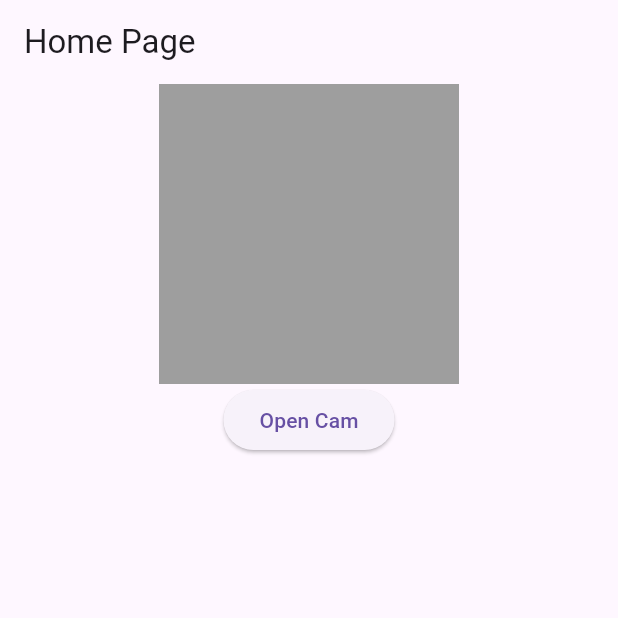
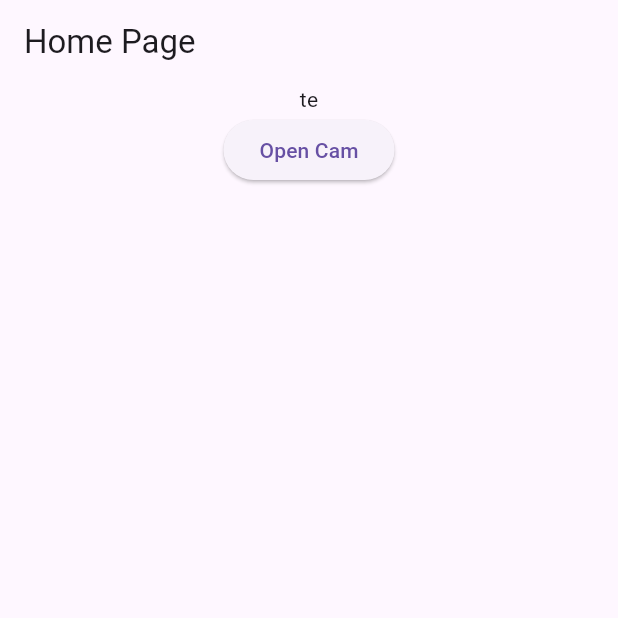
Before and after one commit to itsnang/Smart-Cam-Flutter, a Flutter app: the screen it shows after launch, after a tap on "Open Cam", on a phone screen of 412 x 824 dp, the top half of it. Run offline on Flutter 3.47's test engine with Material 3 defaults, Android fonts, the phone set to English and light mode, and no system bars; our stand-ins replace bloc, equatable, flutter_bloc, go_router, image_picker; missing offline and left inert: teledart.

Commit message:
feat: implement simple state in home page

```diff
--- /dev/null
+++ b/lib/app/enum/state_status_enum.dart
@@ -0,0 +1,17 @@
+enum StateStatus {
+  initial,
+  loading,
+  success,
+  failure,
+  notFound,
+  empty,
+}
+
+extension StateStatusX on StateStatus {
+  bool get isInitial => this == StateStatus.initial;
+  bool get isLoading => this == StateStatus.loading;
+  bool get isSuccess => this == StateStatus.success;
+  bool get isFailure => this == StateStatus.failure;
+  bool get isNotFound => this == StateStatus.notFound;
+  bool get isEmpty => this == StateStatus.empty;
+}
--- /dev/null
+++ b/lib/app_bloc/cubit/send_message_cubit.dart
@@ -0,0 +1,24 @@
+import 'dart:io';
+
+import 'package:bloc/bloc.dart';
+import 'package:equatable/equatable.dart';
+import 'package:update_her/app/enum/state_status_enum.dart';
+
+import 'package:update_her/app/services/telegram_init.dart';
+
+part 'send_message_state.dart';
+
+class SendMessageCubit extends Cubit<SendMessageState> {
+  SendMessageCubit() : super(const SendMessageState.init());
+
+  Future<void> pickImage({required String filePath}) async {
+    emit(const SendMessageState.loading());
+    emit(SendMessageState.pickImage(filePath: filePath));
+  }
+
+  Future<void> sendImage({File? photo}) async {
+    emit(const SendMessageState.loading());
+    BaseTelegramService.instance.sendPhoto(chatId: '', photo: photo!);
+    emit(SendMessageState.sendImage());
+  }
+}
--- /dev/null
+++ b/lib/app_bloc/cubit/send_message_state.dart
@@ -0,0 +1,29 @@
+part of 'send_message_cubit.dart';
+
+class SendMessageState extends Equatable {
+  const SendMessageState.loading() : this._(status: StateStatus.loading);
+
+  const SendMessageState.pickImage({
+    String? filePath,
+  }) : this._(
+          status: StateStatus.success,
+          filePath: filePath,
+        );
+
+  const SendMessageState.fail() : this._(status: StateStatus.failure);
+
+  const SendMessageState.init() : this._(status: StateStatus.empty);
+
+  const SendMessageState._({
+    this.status = StateStatus.initial,
+    this.filePath = '',
+  });
+
+  const SendMessageState.sendImage() : this._(status: StateStatus.success);
+
+  final StateStatus status;
+  final String? filePath;
+
+  @override
+  List<Object?> get props => [status];
+}
--- a/lib/main.dart
+++ b/lib/main.dart
@@ -1,8 +1,13 @@
 import 'package:flutter/material.dart';
 import 'package:flutter_bloc/flutter_bloc.dart';
+import 'package:update_her/app/services/telegram_init.dart';
+import 'package:update_her/app/services/telegram_service.dart';
 import 'package:update_her/app/view/app.dart';
 
-void main() {
+import 'app_bloc/cubit/send_message_cubit.dart';
+
+void main() async {
+  await BaseTelegramService.instance.initSdk();
   runApp(const MyApp());
 }
 
@@ -16,7 +21,7 @@ class MyApp extends StatelessWidget {
       title: 'Flutter Demo',
       theme: ThemeCubit().state,
       home: BlocProvider(
-        create: (context) => ThemeCubit(),
+        create: (context) => SendMessageCubit(),
         child: const StartPage(),
       ),
     );
--- a/lib/pages/home/home_page.dart
+++ b/lib/pages/home/home_page.dart
@@ -2,10 +2,13 @@ import 'dart:async';
 import 'dart:developer';
 import 'dart:io';
 
-import 'package:camera/camera.dart';
 import 'package:flutter/material.dart';
+import 'package:flutter_bloc/flutter_bloc.dart';
 import 'package:image_picker/image_picker.dart';
+import 'package:update_her/app/enum/state_status_enum.dart';
+import 'package:update_her/app/services/telegram_init.dart';
 import 'package:update_her/app/utils/my_image_picker.dart';
+import 'package:update_her/app_bloc/cubit/send_message_cubit.dart';
 
 class HomePage extends StatefulWidget {
   const HomePage({super.key});
@@ -15,7 +18,10 @@ class HomePage extends StatefulWidget {
 }
 
 class _HomePageState extends State<HomePage> {
-  String? _image;
+  @override
+  void initState() {
+    super.initState();
+  }
 
   @override
   Widget build(BuildContext context) {
@@ -26,24 +32,34 @@ class _HomePageState extends State<HomePage> {
       body: Center(
         child: Column(
           children: [
-            _image != null
-                ? Image.file(
-                    File(_image!),
-                    width: 200,
-                    height: 200,
-                  )
-                : Container(
-                    width: 200,
-                    height: 200,
-                    color: Colors.grey,
-                  ),
+            BlocBuilder<SendMessageCubit, SendMessageState>(
+                builder: (ctx, state) {
+              if (state.status.isSuccess) {
+                return Column(
+                  children: [
+                    Image.file(File(state.filePath!), width: 400, height: 400),
+                    ElevatedButton(
+                      onPressed: () {
+                        BaseTelegramService.instance.sendPhoto(
+                            chatId: '-4279231714',
+                            photo: File(state.filePath!));
+                      },
+                      child: const Text('Send Image'),
+                    ),
+                  ],
+                );
+              }
+
+              return const Text('te');
+            }),
             ElevatedButton(
-                onPressed: () async {
-                  setState(() async {
-                    _image = await onAddImageTap();
-                  });
-                },
-                child: Text('Open Cam')),
+              onPressed: () async {
+                final image = await onAddImageTap(context);
+                if (!context.mounted) return;
+                context.read<SendMessageCubit>().pickImage(filePath: image!);
+              },
+              child: const Text('Open Cam'),
+            ),
           ],
         ),
       ),
@@ -51,11 +67,11 @@ class _HomePageState extends State<HomePage> {
   }
 }
 
-Future<String?> onAddImageTap() async {
+Future<String?> onAddImageTap(BuildContext context) async {
   final image = await MyImagePicker().pickImage(
     source: ImageSource.camera,
-    isCrop: true,
   );
+
   log('image: $image');
 
   return image;
```
